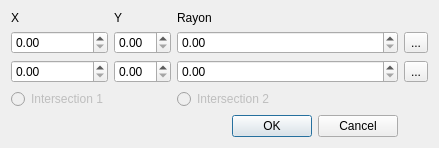
The window that src/ui/cogo/intersection2circles.ui (qgis/QGIS) describes before a commit, drawn with Qt 5.
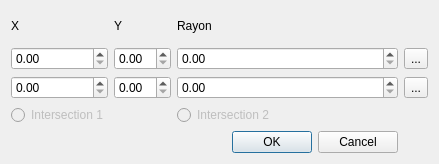
The same window after the commit. Custom widgets are drawn as their Qt base class.

The edit to the form file:
```diff
--- a/src/ui/cogo/intersection2circles.ui
+++ b/src/ui/cogo/intersection2circles.ui
@@ -7,7 +7,7 @@
     <x>0</x>
     <y>0</y>
     <width>439</width>
-    <height>140</height>
+    <height>164</height>
    </rect>
   </property>
   <property name="windowTitle">
```
Left out of the diff: 4 changed lines with no effect on the pictures.
